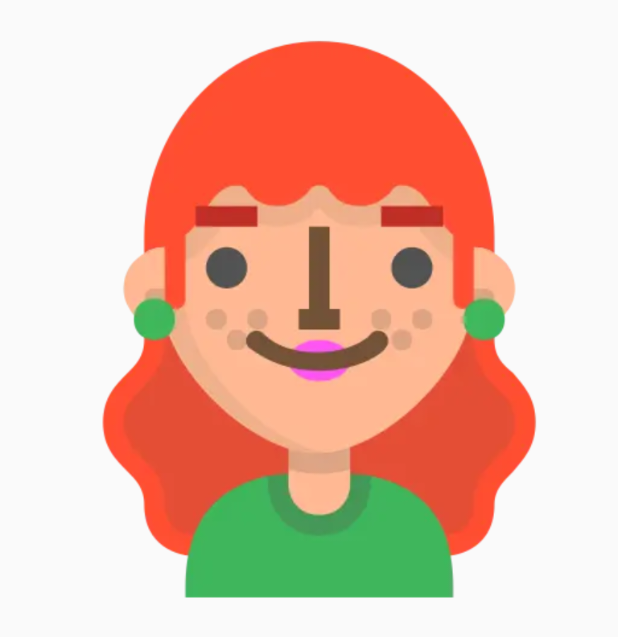
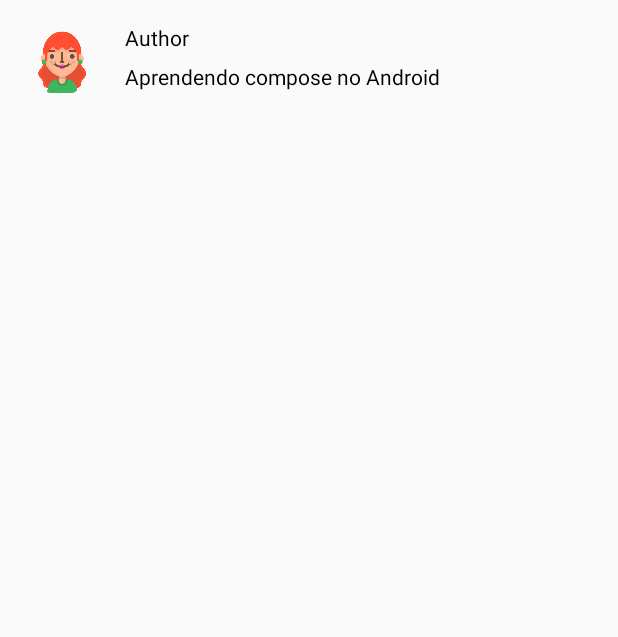
Before and after one commit to rachellimaa/basic-learning-compose, an Android app built with Jetpack Compose: the screen it shows after launch (MainActivity), on a phone screen of 412 x 824 dp. Shown: the top 637 px of the screen. Run offline under Robolectric (Android 15) with nearby library versions, the phone set to English and light mode, and no system bars.

Commit message:
added modifiers

```diff
--- a/app/src/main/java/com/rachellima/basiccompose/MainActivity.kt
+++ b/app/src/main/java/com/rachellima/basiccompose/MainActivity.kt
@@ -6,15 +6,19 @@ import androidx.activity.compose.setContent
 import androidx.compose.foundation.Image
 import androidx.compose.foundation.layout.Column
 import androidx.compose.foundation.layout.Row
-import androidx.compose.foundation.layout.fillMaxSize
-import androidx.compose.material3.MaterialTheme
-import androidx.compose.material3.Surface
+import androidx.compose.foundation.layout.Spacer
+import androidx.compose.foundation.layout.height
+import androidx.compose.foundation.layout.padding
+import androidx.compose.foundation.layout.size
+import androidx.compose.foundation.layout.width
+import androidx.compose.foundation.shape.CircleShape
 import androidx.compose.material3.Text
 import androidx.compose.runtime.Composable
 import androidx.compose.ui.Modifier
+import androidx.compose.ui.draw.clip
 import androidx.compose.ui.res.painterResource
 import androidx.compose.ui.tooling.preview.Preview
-import com.rachellima.basiccompose.ui.theme.BasicComposeTheme
+import androidx.compose.ui.unit.dp
 
 class MainActivity : ComponentActivity() {
     override fun onCreate(savedInstanceState: Bundle?) {
@@ -37,13 +41,18 @@ data class Message(
 
 @Composable
 fun MessageCard(msg: Message) {
-    Row { // horizontal
-        Image(
+    Row(modifier = Modifier.padding(all = 18.dp)) { // horizontal
+        Image( // added image
             painter = painterResource(R.drawable.avatar),
-            contentDescription = "Foto para Contato"
+            contentDescription = "Foto para Contato",
+            modifier = Modifier
+                .size(45.dp)
+                .clip(CircleShape)
         )
+        Spacer(modifier = Modifier.width(20.dp))
         Column { // vertical
             Text(text = msg.author)
+            Spacer(modifier = Modifier.height(10.dp)) // space between items
             Text(text = msg.body)
         }
     }
```
